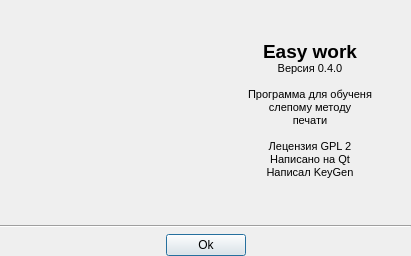
First picture: the form in Easy-work/Plugin/what_is/ui_whatIs.ui, repository KeyGen/Easy-work, before the edit.
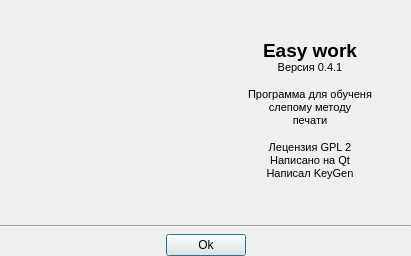
Second picture: the form after the edit. Icons and pictures are not drawn.

Commit message: Почти готова версия 0.4.1

Diff of the .ui file:
```diff
--- a/Easy-work/Plugin/what_is/ui_whatIs.ui
+++ b/Easy-work/Plugin/what_is/ui_whatIs.ui
@@ -40,8 +40,8 @@
           <string>&lt;!DOCTYPE HTML PUBLIC &quot;-//W3C//DTD HTML 4.0//EN&quot; &quot;http://www.w3.org/TR/REC-html40/strict.dtd&quot;&gt;
 &lt;html&gt;&lt;head&gt;&lt;meta name=&quot;qrichtext&quot; content=&quot;1&quot; /&gt;&lt;style type=&quot;text/css&quot;&gt;
 p, li { white-space: pre-wrap; }
-&lt;/style&gt;&lt;/head&gt;&lt;body style=&quot; font-family:'MS Shell Dlg 2'; font-size:8.25pt; font-weight:400; font-style:normal;&quot;&gt;
-&lt;p align=&quot;center&quot; style=&quot; margin-top:12px; margin-bottom:12px; margin-left:0px; margin-right:0px; -qt-block-indent:0; text-indent:0px;&quot;&gt;&lt;span style=&quot; font-size:14pt; font-weight:600;&quot;&gt;Easy work &lt;/span&gt;&lt;span style=&quot; font-size:8pt;&quot;&gt;&lt;br /&gt;Версия 0.4.0&lt;br /&gt;&lt;br /&gt;Программа для обученя&lt;br /&gt;слепому методу&lt;br /&gt;печати&lt;br /&gt;&lt;br /&gt;Лецензия GPL 2&lt;br /&gt;Написано на Qt&lt;br /&gt;Написал KeyGen&lt;/span&gt;&lt;/p&gt;&lt;/body&gt;&lt;/html&gt;</string>
+&lt;/style&gt;&lt;/head&gt;&lt;body style=&quot; font-family:'Ubuntu'; font-size:9pt; font-weight:400; font-style:normal;&quot;&gt;
+&lt;p align=&quot;center&quot; style=&quot; margin-top:12px; margin-bottom:12px; margin-left:0px; margin-right:0px; -qt-block-indent:0; text-indent:0px;&quot;&gt;&lt;span style=&quot; font-family:'MS Shell Dlg 2'; font-size:14pt; font-weight:600;&quot;&gt;Easy work &lt;/span&gt;&lt;span style=&quot; font-family:'MS Shell Dlg 2'; font-size:8pt;&quot;&gt;&lt;br /&gt;Версия 0.4.1&lt;br /&gt;&lt;br /&gt;Программа для обученя&lt;br /&gt;слепому методу&lt;br /&gt;печати&lt;br /&gt;&lt;br /&gt;Лецензия GPL 2&lt;br /&gt;Написано на Qt&lt;br /&gt;Написал KeyGen&lt;/span&gt;&lt;/p&gt;&lt;/body&gt;&lt;/html&gt;</string>
          </property>
         </widget>
        </item>
```
The commit also changes 39 other files.
